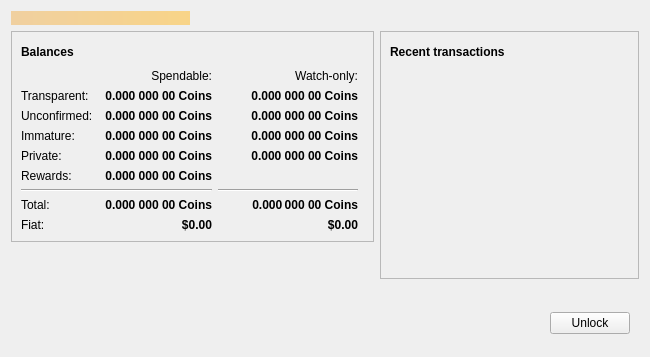
The window that src/qt/forms/overviewpage.ui (PirateNetwork/pirate) describes before a commit, drawn with Qt 5.
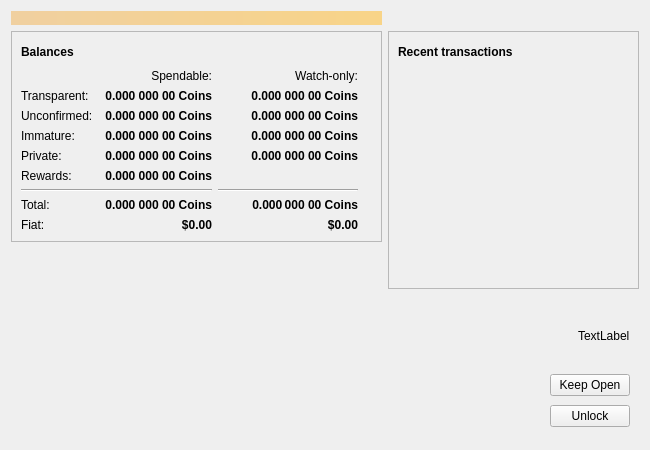
The same window after the commit. Icons and pictures are not drawn.

Commit message: lock controls and messages

Patch:
```diff
--- a/src/qt/forms/overviewpage.ui
+++ b/src/qt/forms/overviewpage.ui
@@ -7,13 +7,13 @@
     <x>0</x>
     <y>0</y>
     <width>650</width>
-    <height>357</height>
+    <height>450</height>
    </rect>
   </property>
   <property name="windowTitle">
    <string>Form</string>
   </property>
-  <layout class="QGridLayout" name="gridLayout_2">
+  <layout class="QGridLayout" name="gridLayout_3">
    <item row="0" column="0">
     <widget class="QLabel" name="labelAlerts">
      <property name="visible">
@@ -33,7 +33,7 @@
      </property>
     </widget>
    </item>
-   <item row="1" column="0" colspan="2">
+   <item row="1" column="0">
     <widget class="QFrame" name="frame">
      <property name="frameShape">
       <enum>QFrame::StyledPanel</enum>
@@ -553,7 +553,7 @@
      </layout>
     </widget>
    </item>
-   <item row="1" column="2" rowspan="2">
+   <item row="1" column="1" rowspan="2">
     <layout class="QVBoxLayout" name="verticalLayout_3">
      <item>
       <widget class="QFrame" name="frame_2">
@@ -664,7 +664,20 @@
      </item>
     </layout>
    </item>
-   <item row="3" column="2">
+   <item row="2" column="0">
+    <spacer name="verticalSpacer_3">
+     <property name="orientation">
+      <enum>Qt::Vertical</enum>
+     </property>
+     <property name="sizeHint" stdset="0">
+      <size>
+       <width>20</width>
+       <height>40</height>
+      </size>
+     </property>
+    </spacer>
+   </item>
+   <item row="3" column="1">
     <spacer name="verticalSpacer">
      <property name="orientation">
       <enum>Qt::Vertical</enum>
@@ -677,7 +690,45 @@
      </property>
     </spacer>
    </item>
-   <item row="4" column="0" colspan="3">
+   <item row="4" column="0" colspan="2">
+    <widget class="QFrame" name="frame_5">
+     <property name="sizePolicy">
+      <sizepolicy hsizetype="Expanding" vsizetype="Fixed">
+       <horstretch>0</horstretch>
+       <verstretch>0</verstretch>
+      </sizepolicy>
+     </property>
+     <property name="frameShape">
+      <enum>QFrame::NoFrame</enum>
+     </property>
+     <property name="frameShadow">
+      <enum>QFrame::Raised</enum>
+     </property>
+     <layout class="QHBoxLayout" name="horizontalLayout">
+      <item>
+       <spacer name="horizontalSpacer_6">
+        <property name="orientation">
+         <enum>Qt::Horizontal</enum>
+        </property>
+        <property name="sizeHint" stdset="0">
+         <size>
+          <width>87</width>
+          <height>28</height>
+         </size>
+        </property>
+       </spacer>
+      </item>
+      <item>
+       <widget class="QLabel" name="lblLockedMessage">
+        <property name="text">
+         <string>TextLabel</string>
+        </property>
+       </widget>
+      </item>
+     </layout>
+    </widget>
+   </item>
+   <item row="5" column="0" colspan="2">
     <widget class="QFrame" name="frame_3">
      <property name="sizePolicy">
       <sizepolicy hsizetype="Expanding" vsizetype="Fixed">
@@ -691,15 +742,22 @@
      <property name="frameShadow">
       <enum>QFrame::Raised</enum>
      </property>
-     <layout class="QGridLayout" name="gridLayout_3">
+     <layout class="QGridLayout" name="gridLayout_2">
       <item row="0" column="1">
+       <widget class="QPushButton" name="btnKeepOpen">
+        <property name="text">
+         <string>Keep Open</string>
+        </property>
+       </widget>
+      </item>
+      <item row="1" column="1">
        <widget class="QPushButton" name="btnUnlock">
         <property name="text">
          <string>Unlock</string>
         </property>
        </widget>
       </item>
-      <item row="0" column="0">
+      <item row="1" column="0">
        <spacer name="horizontalSpacer_3">
         <property name="orientation">
          <enum>Qt::Horizontal</enum>
@@ -715,19 +773,6 @@
      </layout>
     </widget>
    </item>
-   <item row="2" column="1" rowspan="2">
-    <spacer name="verticalSpacer_3">
-     <property name="orientation">
-      <enum>Qt::Vertical</enum>
-     </property>
-     <property name="sizeHint" stdset="0">
-      <size>
-       <width>20</width>
-       <height>40</height>
-      </size>
-     </property>
-    </spacer>
-   </item>
   </layout>
  </widget>
  <resources>
```
The commit also changes 8 other files.
